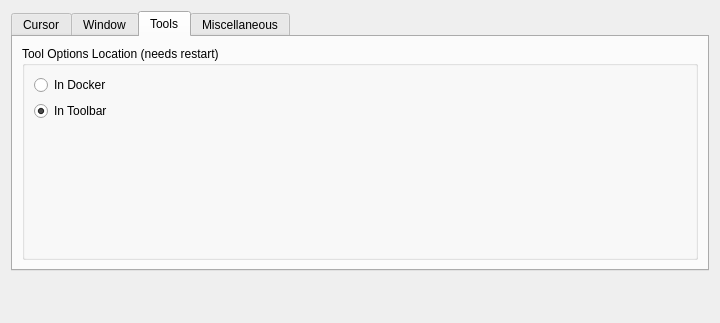
Qt form krita/ui/forms/wdggeneralsettings.ui (KDE/krita) before a commit.
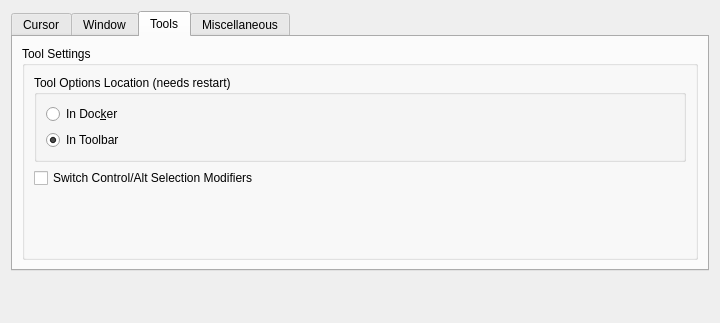
The same form after that commit. The open tabs and pages were chosen to show the change. Custom widgets are drawn as their Qt base class.

Commit message:
Add option to switch alt/ctrl modifiers for selection tools
Summary: Adds KisSelectionModifierMapper

Reviewers: #krita:_next, rempt

Reviewed By: #krita:_next, rempt

Maniphest Tasks: T111

```diff
--- a/krita/ui/forms/wdggeneralsettings.ui
+++ b/krita/ui/forms/wdggeneralsettings.ui
@@ -272,6 +272,14 @@
       </attribute>
       <layout class="QGridLayout" name="gridLayout_4">
        <item row="0" column="0">
+        <widget class="QGroupBox" name="ToolSettings">
+         <property name="title">
+          <string>Tool Settings</string>
+         </property>
+         <layout class="QVBoxLayout" name="verticalLayout_1">
+          <item>
+           <layout class="QVBoxLayout" name="verticalLayout_2">
+            <item>
         <widget class="QGroupBox" name="groupBox_4">
          <property name="title">
           <string>Tool Options Location (needs restart)</string>
@@ -280,7 +288,7 @@
           <item>
            <widget class="QRadioButton" name="m_radioToolOptionsInDocker">
             <property name="text">
-             <string>In Docker</string>
+                  <string>In Doc&amp;ker</string>
             </property>
            </widget>
           </item>
@@ -291,6 +299,18 @@
             </property>
             <property name="checked">
              <bool>true</bool>
+                 </property>
+                </widget>
+               </item>
+              </layout>
+             </widget>
+            </item>
+           </layout>
+          </item>
+          <item>
+           <widget class="QCheckBox" name="m_chkSwitchSelectionCtrlAlt">
+            <property name="text">
+             <string>Switch Control/Alt Selection Modifiers</string>
             </property>
            </widget>
           </item>
```
Left out of the diff: 2 changed lines with no effect on the pictures. Lines whose indentation alone changed are shown as unchanged. The commit also changes 8 other files.
